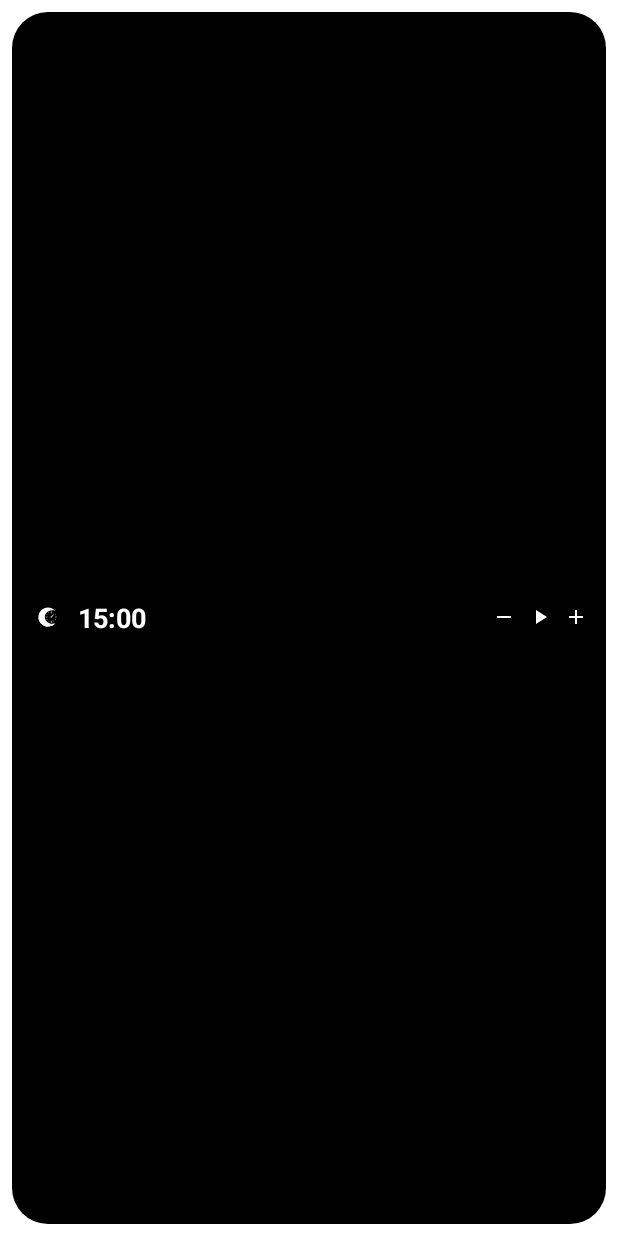
After one commit to RicoStein/Snoozely, an Android app built with Jetpack Compose: the layout widget_timer_controls_preview.xml on its own in the app's theme, with its tools: preview values and no code run, on a phone screen of 412 x 824 dp. The commit adds this screen. Run offline under Robolectric (Android 15) with nearby library versions, the phone set to English and light mode, and no system bars.

Commit message:
Widget Vorschaubild

```diff
--- /dev/null
+++ b/app/src/main/res/drawable/bg_widget_preview.xml
@@ -0,0 +1,6 @@
+<?xml version="1.0" encoding="utf-8"?>
+<shape xmlns:android="http://schemas.android.com/apk/res/android"
+    android:shape="rectangle">
+    <solid android:color="@color/widget_preview_blue" />
+    <corners android:radius="24dp" />
+</shape>
--- /dev/null
+++ b/app/src/main/res/layout/widget_timer_controls_preview.xml
@@ -0,0 +1,74 @@
+<?xml version="1.0" encoding="utf-8"?>
+<RelativeLayout xmlns:android="http://schemas.android.com/apk/res/android"
+    android:id="@+id/widget_root"
+    android:layout_width="match_parent"
+    android:layout_height="match_parent"
+    android:padding="8dp">
+
+    <!-- Statischer, abgerundeter, blauer Hintergrund -->
+    <ImageView
+        android:id="@+id/bg_image"
+        android:layout_width="match_parent"
+        android:layout_height="match_parent"
+        android:adjustViewBounds="true"
+        android:scaleType="fitXY"
+        android:src="@drawable/bg_widget_preview" />
+
+    <!-- Inhalt -->
+    <LinearLayout
+        android:id="@+id/content_row"
+        android:layout_width="match_parent"
+        android:layout_height="wrap_content"
+        android:layout_centerInParent="true"
+        android:orientation="horizontal"
+        android:gravity="center_vertical"
+        android:paddingLeft="12dp"
+        android:paddingRight="12dp">
+
+        <ImageView
+            android:id="@+id/imgIcon"
+            android:layout_width="24dp"
+            android:layout_height="24dp"
+            android:tint="@color/widget_preview_text"
+            android:src="@drawable/ic_app_logo" />
+
+        <TextView
+            android:id="@+id/txtTime"
+            android:layout_width="0dp"
+            android:layout_height="wrap_content"
+            android:layout_weight="1"
+            android:paddingLeft="8dp"
+            android:paddingRight="4dp"
+            android:maxLines="1"
+            android:singleLine="true"
+            android:ellipsize="none"
+            android:text="15:00"
+            android:textColor="@color/widget_preview_text"
+            android:textStyle="bold"
+            android:textSize="18sp" />
+
+        <ImageView
+            android:id="@+id/btnMinusIv"
+            android:layout_width="24dp"
+            android:layout_height="24dp"
+            android:paddingLeft="8dp"
+            android:tint="@color/widget_preview_text"
+            android:src="@drawable/ic_minus_24" />
+
+        <ImageView
+            android:id="@+id/btnPlayIv"
+            android:layout_width="24dp"
+            android:layout_height="24dp"
+            android:paddingLeft="8dp"
+            android:tint="@color/widget_preview_text"
+            android:src="@drawable/ic_play_24" />
+
+        <ImageView
+            android:id="@+id/btnPlusIv"
+            android:layout_width="24dp"
+            android:layout_height="24dp"
+            android:paddingLeft="8dp"
+            android:tint="@color/widget_preview_text"
+            android:src="@drawable/ic_plus_24" />
+    </LinearLayout>
+</RelativeLayout>
--- a/app/src/main/res/values/colors.xml
+++ b/app/src/main/res/values/colors.xml
@@ -7,4 +7,7 @@
     <color name="teal_700">#FF018786</color>
     <color name="black">#FF000000</color>
     <color name="white">#FFFFFFFF</color>
+
+    <color name="widget_preview_blue">#000000</color> <!-- Blau -->
+    <color name="widget_preview_text">#FFFFFFFF</color> <!-- Weiß -->
 </resources>
--- a/app/src/main/res/xml/timer_control_widget_info.xml
+++ b/app/src/main/res/xml/timer_control_widget_info.xml
@@ -10,5 +10,7 @@
     android:widgetFeatures="reconfigurable"
     android:resizeMode="horizontal"
     android:widgetCategory="home_screen"
-    android:previewImage="@mipmap/ic_launcher_round"
+
+    android:previewLayout="@layout/widget_timer_controls_preview"
+
     android:autoAdvanceViewId="@+id/txtTime" />
```
Also changed, not shown: app/src/main/AndroidManifest.xml (+0 -39 lines).
